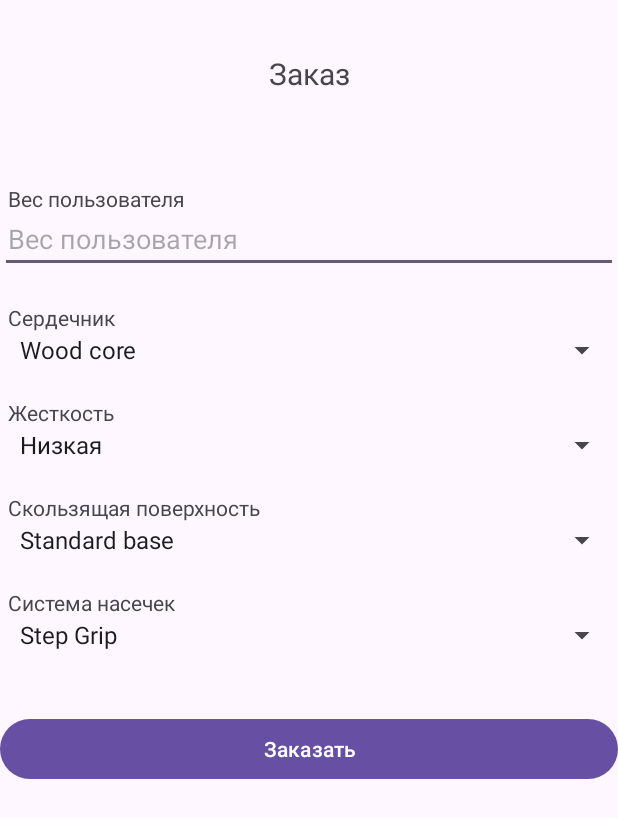
After one commit to hikkiHIN/SkiSales, an Android app: the MainActivity3 screen opened directly, with no data from a screen before it, on a phone screen of 412 x 824 dp. The commit adds this screen. Shown: the top 818 px of the screen. Run offline under Robolectric (Android 15) with nearby library versions, the phone set to English and light mode, and no system bars; our stand-ins replace Firebase (no records; nobody signed in at launch, a user with empty details on screens opened directly), Picasso.

Commit message:
3 activity in process

```diff
--- a/app/src/main/AndroidManifest.xml
+++ b/app/src/main/AndroidManifest.xml
@@ -13,6 +13,9 @@
         android:theme="@style/Theme.SkiSales"
         tools:targetApi="31">
         <activity
+            android:name=".MainActivity3"
+            android:exported="false" />
+        <activity
             android:name=".MainActivity2"
             android:exported="false" />
         <activity
--- a/app/src/main/java/com/example/skisales/MainActivity2.kt
+++ b/app/src/main/java/com/example/skisales/MainActivity2.kt
@@ -1,6 +1,7 @@
 package com.example.skisales
 
 import android.content.ContentValues.TAG
+import android.content.Intent
 import android.os.Bundle
 import android.util.Log
 import android.view.View
@@ -53,9 +54,15 @@ class MainActivity2 : AppCompatActivity() {
                 }
         }
 
+
         val fab: View = findViewById(R.id.floatingActionButton)
         fab.setOnClickListener { view ->
-
+            val intent = Intent(
+                applicationContext,
+                MainActivity3::class.java
+            )
+            intent.putExtra("inv_id", "${inv_id}")
+            startActivity(intent)
         }
 
 
--- /dev/null
+++ b/app/src/main/java/com/example/skisales/MainActivity3.kt
@@ -0,0 +1,102 @@
+package com.example.skisales
+
+import android.content.ContentValues.TAG
+import android.content.Intent
+import android.os.Bundle
+import android.util.Log
+import android.widget.AdapterView
+import android.widget.ArrayAdapter
+import android.widget.ImageView
+import android.widget.Spinner
+import android.widget.TextView
+import androidx.activity.enableEdgeToEdge
+import androidx.appcompat.app.AppCompatActivity
+import androidx.core.view.ViewCompat
+import androidx.core.view.WindowInsetsCompat
+import com.google.firebase.Firebase
+import com.google.firebase.firestore.firestore
+import com.squareup.picasso.Picasso
+
+class MainActivity3 : AppCompatActivity() {
+    override fun onCreate(savedInstanceState: Bundle?) {
+        super.onCreate(savedInstanceState)
+        enableEdgeToEdge()
+        setContentView(R.layout.activity_main3)
+        ViewCompat.setOnApplyWindowInsetsListener(findViewById(R.id.main)) { v, insets ->
+            val systemBars = insets.getInsets(WindowInsetsCompat.Type.systemBars())
+            v.setPadding(systemBars.left, systemBars.top, systemBars.right, systemBars.bottom)
+            insets
+        }
+
+        val db = Firebase.firestore
+        var inv_id = ""
+        val extras = intent.extras
+        if (extras != null) {
+            inv_id = extras.getString("inv_id").toString()
+        }
+        Log.d(TAG, "inv_id = ${inv_id}")
+
+        val spinner: Spinner = findViewById(R.id.spinner)
+        ArrayAdapter.createFromResource(
+            this,
+            R.array.core,
+            android.R.layout.simple_spinner_item
+        ).also { adapter ->
+            adapter.setDropDownViewResource(android.R.layout.simple_spinner_dropdown_item)
+            spinner.adapter = adapter
+        }
+        val spinner1: Spinner = findViewById(R.id.spinner1)
+        ArrayAdapter.createFromResource(
+            this,
+            R.array.rigidity,
+            android.R.layout.simple_spinner_item
+        ).also { adapter ->
+            adapter.setDropDownViewResource(android.R.layout.simple_spinner_dropdown_item)
+            spinner1.adapter = adapter
+        }
+
+        val spinner2: Spinner = findViewById(R.id.spinner2)
+        ArrayAdapter.createFromResource(
+            this,
+            R.array.sliding_surface,
+            android.R.layout.simple_spinner_item
+        ).also { adapter ->
+            adapter.setDropDownViewResource(android.R.layout.simple_spinner_dropdown_item)
+            spinner2.adapter = adapter
+        }
+
+        val spinner3: Spinner = findViewById(R.id.spinner3)
+        ArrayAdapter.createFromResource(
+            this,
+            R.array.notch_system,
+            android.R.layout.simple_spinner_item
+        ).also { adapter ->
+            adapter.setDropDownViewResource(android.R.layout.simple_spinner_dropdown_item)
+            spinner3.adapter = adapter
+        }
+
+        val docRef = db.collection("options").document("XilNQyhVIacHBp3SV1pw")
+        docRef.get()
+            .addOnSuccessListener { document ->
+                if (document != null) {
+                    Log.d(TAG, "DocumentSnapshot data: ${document.data}")
+                    val cores = document.data?.get("core")
+                    val notch_systems = document.data?.get("notch_system")
+                    val rigidity_level = document.data?.get("rigidity")
+                    val sliding_surfaces = document.data?.get("sliding_surface")
+
+                    //Log.d(TAG, "DocumentSnapshot data: ${cores}")
+                }
+                else
+                {
+                    Log.d(TAG, "No such document")
+                }
+            }
+            .addOnFailureListener { exception ->
+                Log.d(TAG, "get failed with ", exception)
+            }
+
+    }
+
+
+}
--- a/app/src/main/res/layout/activity_main2.xml
+++ b/app/src/main/res/layout/activity_main2.xml
@@ -14,6 +14,7 @@
         android:layout_marginTop="28dp"
         android:gravity="center"
         android:text="TextView"
+        android:textSize="20sp"
         app:layout_constraintEnd_toEndOf="parent"
         app:layout_constraintStart_toStartOf="parent"
         app:layout_constraintTop_toTopOf="parent" />
--- /dev/null
+++ b/app/src/main/res/layout/activity_main3.xml
@@ -0,0 +1,133 @@
+<?xml version="1.0" encoding="utf-8"?>
+<androidx.constraintlayout.widget.ConstraintLayout xmlns:android="http://schemas.android.com/apk/res/android"
+    xmlns:app="http://schemas.android.com/apk/res-auto"
+    xmlns:tools="http://schemas.android.com/tools"
+    android:id="@+id/main"
+    android:layout_width="match_parent"
+    android:layout_height="match_parent"
+    tools:context=".MainActivity3">
+
+    <Spinner
+        android:id="@+id/spinner3"
+        android:layout_width="match_parent"
+        android:layout_height="wrap_content"
+        android:paddingLeft="5dp"
+        android:paddingRight="5dp"
+        app:layout_constraintEnd_toEndOf="parent"
+        app:layout_constraintTop_toBottomOf="@+id/textView14" />
+
+    <Spinner
+        android:id="@+id/spinner1"
+        android:layout_width="match_parent"
+        android:layout_height="wrap_content"
+        android:paddingLeft="5dp"
+        android:paddingRight="5dp"
+        app:layout_constraintEnd_toEndOf="parent"
+        app:layout_constraintTop_toBottomOf="@+id/textView12" />
+
+    <TextView
+        android:id="@+id/textView9"
+        android:layout_width="match_parent"
+        android:layout_height="wrap_content"
+        android:layout_marginTop="60dp"
+        android:paddingLeft="5dp"
+        android:paddingRight="5dp"
+        android:text="Вес пользователя"
+        app:layout_constraintEnd_toEndOf="parent"
+        app:layout_constraintTop_toBottomOf="@+id/textView10" />
+
+    <Spinner
+        android:id="@+id/spinner2"
+        android:layout_width="match_parent"
+        android:layout_height="wrap_content"
+        android:paddingLeft="5dp"
+        android:paddingRight="5dp"
+        app:layout_constraintEnd_toEndOf="parent"
+        app:layout_constraintTop_toBottomOf="@+id/textView13" />
+
+    <Spinner
+        android:id="@+id/spinner"
+        android:layout_width="match_parent"
+        android:layout_height="wrap_content"
+        android:paddingLeft="5dp"
+        android:paddingRight="5dp"
+        app:layout_constraintEnd_toEndOf="parent"
+        app:layout_constraintTop_toBottomOf="@+id/textView11" />
+
+    <EditText
+        android:id="@+id/editTextNumber2"
+        android:layout_width="match_parent"
+        android:layout_height="40dp"
+        android:ems="10"
+        android:hint="Вес пользователя"
+        android:inputType="number"
+        android:paddingLeft="5dp"
+        android:paddingRight="5dp"
+        app:layout_constraintEnd_toEndOf="parent"
+        app:layout_constraintTop_toBottomOf="@+id/textView9" />
+
+    <TextView
+        android:id="@+id/textView10"
+        android:layout_width="match_parent"
+        android:layout_height="wrap_content"
+        android:layout_marginTop="35dp"
+        android:gravity="center"
+        android:text="Заказ"
+        android:textSize="20sp"
+        app:layout_constraintEnd_toEndOf="parent"
+        app:layout_constraintTop_toTopOf="parent" />
+
+    <TextView
+        android:id="@+id/textView11"
+        android:layout_width="match_parent"
+        android:layout_height="wrap_content"
+        android:layout_marginTop="20dp"
+        android:paddingLeft="5dp"
+        android:paddingRight="5dp"
+        android:text="Сердечник"
+        app:layout_constraintTop_toBottomOf="@+id/editTextNumber2"
+        tools:layout_editor_absoluteX="0dp" />
+
+    <TextView
+        android:id="@+id/textView12"
+        android:layout_width="match_parent"
+        android:layout_height="wrap_content"
+        android:layout_marginTop="20dp"
+        android:paddingLeft="5dp"
+        android:paddingRight="5dp"
+        android:text="Жесткость"
+        app:layout_constraintEnd_toEndOf="parent"
+        app:layout_constraintTop_toBottomOf="@+id/spinner" />
+
+    <TextView
+        android:id="@+id/textView13"
+        android:layout_width="match_parent"
+        android:layout_height="wrap_content"
+        android:layout_marginTop="20dp"
+        android:paddingLeft="5dp"
+        android:paddingRight="5dp"
+        android:text="Скользящая поверхность"
+        app:layout_constraintEnd_toEndOf="parent"
+        app:layout_constraintTop_toBottomOf="@+id/spinner1" />
+
+    <TextView
+        android:id="@+id/textView14"
+        android:layout_width="match_parent"
+        android:layout_height="wrap_content"
+        android:layout_marginTop="20dp"
+        android:paddingLeft="5dp"
+        android:paddingRight="5dp"
+        android:text="Система насечек"
+        app:layout_constraintEnd_toEndOf="parent"
+        app:layout_constraintTop_toBottomOf="@+id/spinner2" />
+
+    <Button
+        android:id="@+id/button2"
+        android:layout_width="match_parent"
+        android:layout_height="wrap_content"
+        android:layout_marginTop="40dp"
+        android:text="Заказать"
+        app:layout_constraintEnd_toEndOf="parent"
+        app:layout_constraintTop_toBottomOf="@+id/spinner3" />
+
+</androidx.constraintlayout.widget.ConstraintLayout>
--- a/app/src/main/res/values/strings.xml
+++ b/app/src/main/res/values/strings.xml
@@ -1,3 +1,24 @@
 <resources>
     <string name="app_name">SkiSales</string>
+    <string-array name="core">
+        <item>Wood core</item>
+        <item>Densolite</item>
+        <item>Nomex core</item>
+        <item>Airchanell</item>
+    </string-array>
+    <string-array name="notch_system">
+        <item>Step Grip</item>
+        <item>Speed Grinding</item>
+        <item>Speed Grinding 2.0</item>
+    </string-array>
+    <string-array name="rigidity">
+        <item>Низкая</item>
+        <item>Средняя</item>
+        <item>Высокая</item>
+    </string-array>
+    <string-array name="sliding_surface">
+        <item>Standard base</item>
+        <item>Base Tuning</item>
+        <item>Sintec</item>
+    </string-array>
 </resources>
```
